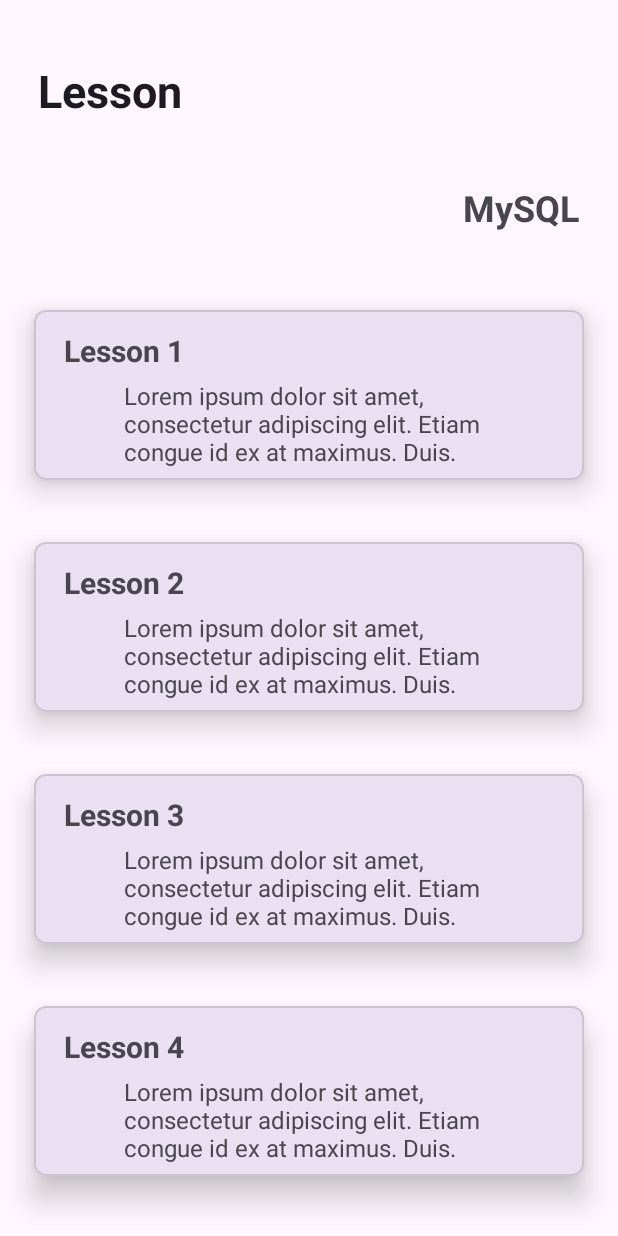
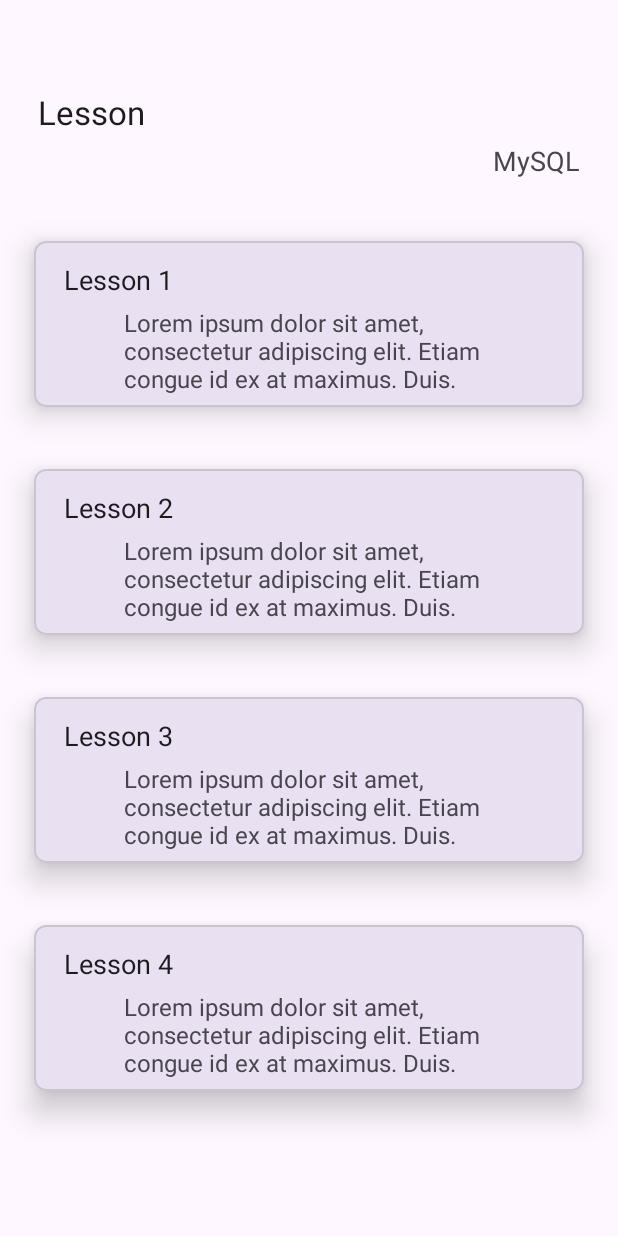
Before and after one commit to Kawtsun/ITeach, an Android app: the fragment LessonHome shown on its own in the app's theme, on a phone screen of 412 x 824 dp. Run offline under Robolectric (Android 15) with nearby library versions, the phone set to English and light mode, and no system bars.

Commit message:
fixed some ui text

```diff
--- a/app/src/main/res/layout/each_lesson.xml
+++ b/app/src/main/res/layout/each_lesson.xml
@@ -1,4 +1,6 @@
 <?xml version="1.0" encoding="utf-8"?>
+
+
 <com.google.android.material.card.MaterialCardView xmlns:android="http://schemas.android.com/apk/res/android"
     xmlns:app="http://schemas.android.com/apk/res-auto"
     xmlns:tools="http://schemas.android.com/tools"
@@ -21,11 +23,11 @@
             android:layout_marginStart="2dp"
             android:layout_marginEnd="242dp"
             android:layout_marginBottom="8dp"
+            android:paddingStart="10dp"
             android:paddingTop="5dp"
-            android:paddingStart="10dp"
             android:text="Lesson 1"
-            android:textSize="20sp"
-            android:textStyle="bold"
+            android:textAppearance="@style/TextAppearance.AppCompat.Body1"
+            android:textSize="18sp"
             app:layout_constraintBottom_toBottomOf="parent"
             app:layout_constraintEnd_toEndOf="parent"
             app:layout_constraintHorizontal_bias="0.0"
@@ -38,7 +40,7 @@
             android:layout_width="match_parent"
             android:layout_height="wrap_content"
             android:layout_marginStart="22dp"
-            android:layout_marginEnd="16dp"
+            android:layout_marginEnd="10dp"
             android:paddingStart="30sp"
             android:paddingTop="5sp"
             android:text="@string/lorem"
@@ -53,4 +55,6 @@
     </androidx.constraintlayout.widget.ConstraintLayout>
 
 
+
+
 </com.google.android.material.card.MaterialCardView>
--- a/app/src/main/res/layout/fragment_about_home.xml
+++ b/app/src/main/res/layout/fragment_about_home.xml
@@ -12,11 +12,9 @@
         android:layout_height="wrap_content"
         android:layout_gravity="top"
         android:paddingStart="25dp"
-        android:paddingTop="40dp"
+        android:paddingTop="60dp"
         android:text="@string/about_home"
         android:textAppearance="@style/TextAppearance.AppCompat.Large"
-        android:textSize="30sp"
-        android:textStyle="bold"
         tools:ignore="RtlSymmetry" />
 
 </FrameLayout>
--- a/app/src/main/res/layout/fragment_lesson_home.xml
+++ b/app/src/main/res/layout/fragment_lesson_home.xml
@@ -11,14 +11,12 @@
     <TextView
         android:id="@+id/tv_LessonTitle"
         android:layout_width="match_parent"
-        android:layout_height="94dp"
+        android:layout_height="wrap_content"
         android:layout_gravity="top"
         android:paddingStart="25dp"
-        android:paddingTop="40dp"
+        android:paddingTop="60dp"
         android:text="@string/lesson_home"
         android:textAppearance="@style/TextAppearance.AppCompat.Large"
-        android:textSize="30sp"
-        android:textStyle="bold"
         tools:ignore="RtlSymmetry" />
 
     <androidx.constraintlayout.widget.ConstraintLayout
@@ -27,20 +25,19 @@
 
         <TextView
             android:id="@+id/tvMySQL"
-            android:layout_width="0dp"
+            android:layout_width="match_parent"
             android:layout_height="wrap_content"
-            android:paddingEnd="25sp"
+            android:layout_marginTop="76dp"
             android:text="@string/sql"
             android:textAlignment="textEnd"
+            android:paddingEnd="25dp"
             android:textAppearance="@style/TextAppearance.AppCompat.Medium"
-            android:textSize="24sp"
-            android:textStyle="bold"
-            app:layout_constraintBottom_toBottomOf="parent"
+            app:layout_constraintBottom_toTopOf="@+id/tvHandler"
             app:layout_constraintEnd_toEndOf="parent"
             app:layout_constraintHorizontal_bias="0.0"
             app:layout_constraintStart_toStartOf="parent"
             app:layout_constraintTop_toTopOf="parent"
-            app:layout_constraintVertical_bias="0.154" />
+            app:layout_constraintVertical_bias="0.482" />
 
         <TextView
             android:id="@+id/tvHandler"
@@ -53,8 +50,8 @@
             app:layout_constraintEnd_toEndOf="parent"
             app:layout_constraintHorizontal_bias="0.0"
             app:layout_constraintStart_toStartOf="parent"
-            app:layout_constraintTop_toTopOf="@id/tvMySQL"
-            app:layout_constraintVertical_bias="0.096" />
+            app:layout_constraintTop_toTopOf="parent"
+            app:layout_constraintVertical_bias="0.177" />
 
         <androidx.recyclerview.widget.RecyclerView
             android:id="@+id/recyclerView"
--- a/app/src/main/res/layout/fragment_result_home.xml
+++ b/app/src/main/res/layout/fragment_result_home.xml
@@ -12,11 +12,9 @@
         android:layout_height="wrap_content"
         android:layout_gravity="top"
         android:paddingStart="25dp"
-        android:paddingTop="40dp"
+        android:paddingTop="60dp"
         android:text="@string/result_home"
         android:textAppearance="@style/TextAppearance.AppCompat.Large"
-        android:textSize="30sp"
-        android:textStyle="bold"
         tools:ignore="RtlSymmetry" />
 
 </FrameLayout>
```
Also changed, not shown: app/src/main/AndroidManifest.xml (+6 -1 lines).
